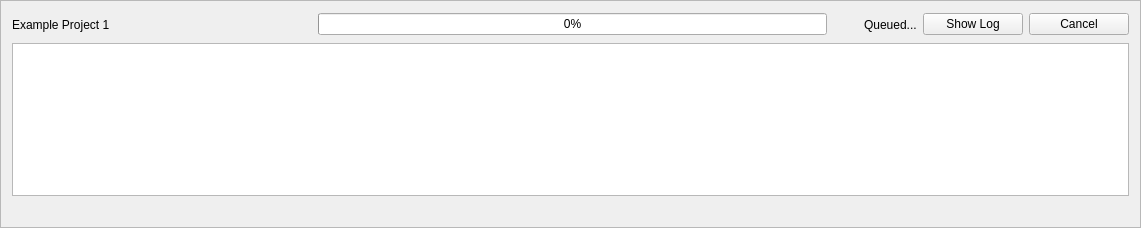
Old version of the form pasta_eln/GUI/dataverse/upload_widget_base.ui in the repository PASTA-ELN/pasta-eln.
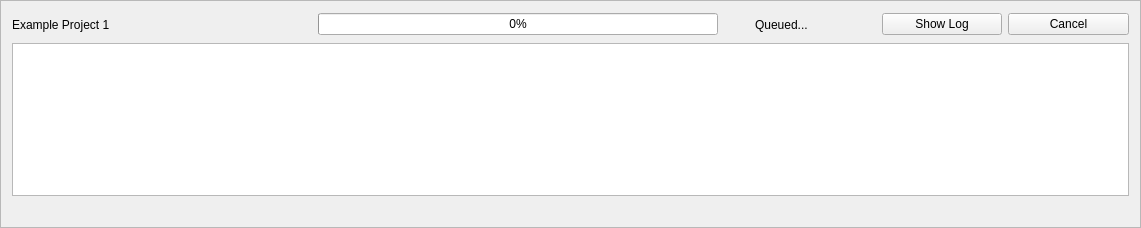
New version of the form. Icons and pictures are not drawn.

Commit message: - Finalized the data_upload_task.py module for the upload part with a dummy ELN file. - Added tests for data_upload_task.py.

Diff of the .ui file:
```diff
--- a/pasta_eln/GUI/dataverse/upload_widget_base.ui
+++ b/pasta_eln/GUI/dataverse/upload_widget_base.ui
@@ -54,6 +54,18 @@
        </item>
        <item>
         <widget class="QProgressBar" name="uploadProgressBar">
+         <property name="sizePolicy">
+          <sizepolicy hsizetype="Fixed" vsizetype="Fixed">
+           <horstretch>0</horstretch>
+           <verstretch>0</verstretch>
+          </sizepolicy>
+         </property>
+         <property name="minimumSize">
+          <size>
+           <width>400</width>
+           <height>0</height>
+          </size>
+         </property>
          <property name="toolTip">
           <string>Shows the upload progress.</string>
          </property>
@@ -65,8 +77,8 @@
        <item>
         <widget class="QLabel" name="statusIconLabel">
          <property name="sizePolicy">
-          <sizepolicy hsizetype="Preferred" vsizetype="Preferred">
-           <horstretch>0</horstretch>
+          <sizepolicy hsizetype="Fixed" vsizetype="Preferred">
+           <horstretch>50</horstretch>
            <verstretch>0</verstretch>
           </sizepolicy>
          </property>
```
The commit also changes 7 other files.
